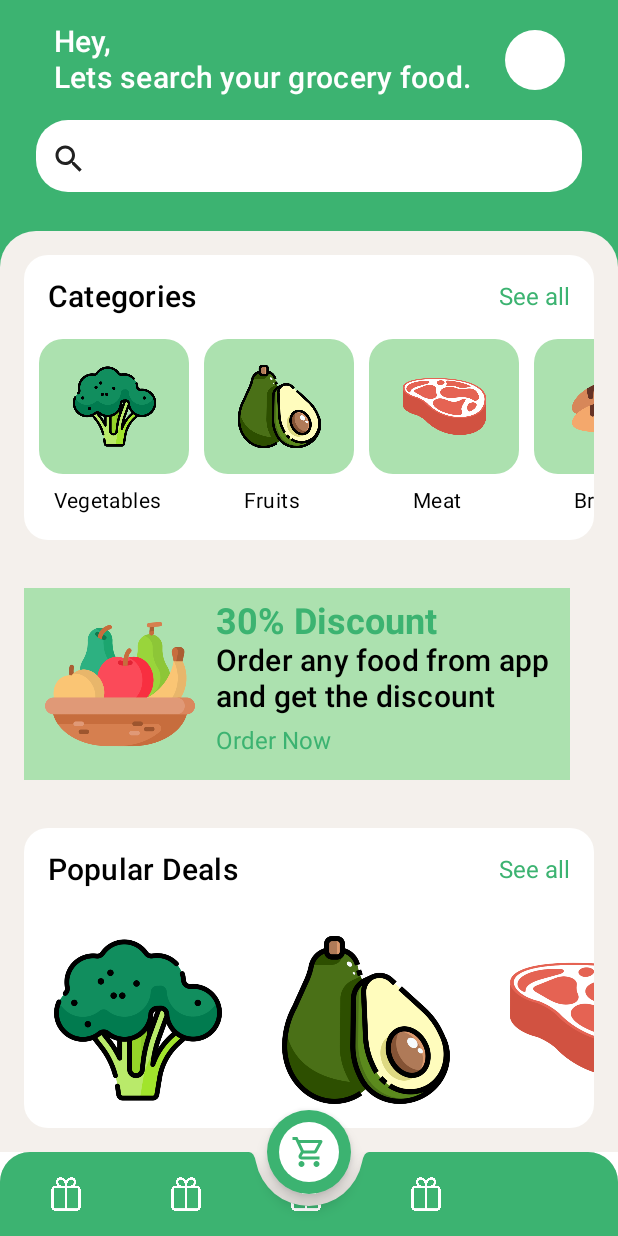
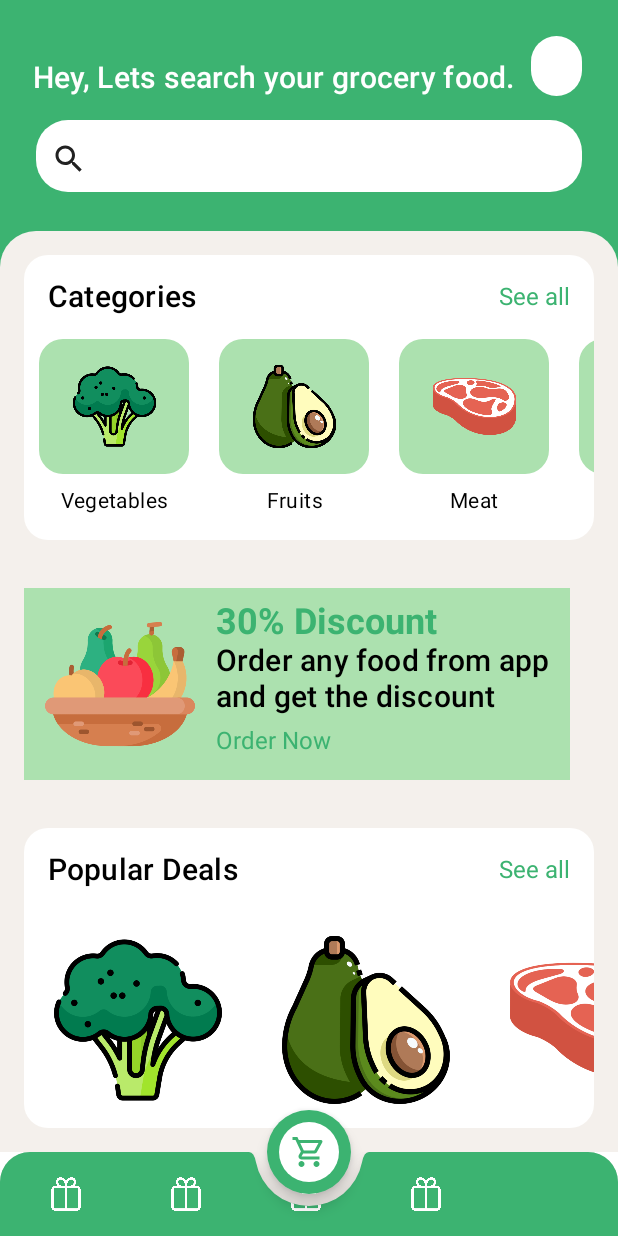
Before and after one commit to EbhomenyeEmmanuel/GroceryShoppingApp, an Android app built with Jetpack Compose: the @Preview function HomePreview, on a phone screen of 412 x 824 dp. Run offline under Robolectric (Android 15) with nearby library versions, the phone set to English and light mode, and no system bars; our stand-ins replace accompanist; libraries missing offline, so code that uses them is left out: com.google.accompanist.navigation.

Commit message:
Fix header contents alignment

```diff
--- a/app/src/main/java/com/noobject01/groceryshoppingapp/ui/screens/HomeScreen.kt
+++ b/app/src/main/java/com/noobject01/groceryshoppingapp/ui/screens/HomeScreen.kt
@@ -69,8 +69,9 @@ fun Home(navController: NavController) {
             Column(
                 modifier = Modifier
                     .background(color = MainGreen)
-                    .wrapContentSize(),
-                horizontalAlignment = Alignment.CenterHorizontally,
+                    .wrapContentSize()
+                    .padding(top = 16.dp),
+                horizontalAlignment = Alignment.Start,
             ) {
                 HeaderSection()
                 SearchSection()
@@ -366,24 +367,26 @@ fun SearchSection() {
 @Composable
 fun HeaderSection() {
     Row(
-        verticalAlignment = Alignment.CenterVertically,
+        verticalAlignment = Alignment.Bottom,
         modifier = Modifier
-            .padding(start = 24.dp, end = 24.dp, top = 16.dp)
-            .wrapContentSize(),
+            .fillMaxWidth()
+            .padding(top = 8.dp, end = 24.dp),
         horizontalArrangement = Arrangement.SpaceBetween
     ) {
 
         Text(
-            text = "Hey,\nLets search your grocery food.",
+            text = "Hey, Lets search your grocery food.",
             style = MaterialTheme.typography.h6,
-            textAlign = TextAlign.Start,
             color = Color.White,
-            modifier = Modifier.wrapContentSize()
+            modifier = Modifier
+                .wrapContentSize()
+                .padding(start = 22.dp)
         )
 
         Box(
-            contentAlignment = Alignment.Center, modifier = Modifier
-                .padding(start = 22.dp)
+            contentAlignment = Alignment.Center,
+            modifier = Modifier
+                .padding(start = 10.dp)
                 .size(40.dp)
                 .clip(CircleShape)
                 .background(Color.White)
@@ -458,7 +461,12 @@ fun CategoriesSection(navController: NavController) {
 
             LazyRow(content = {
                 items(rowList) { item ->
-                    CategoryItem(item)
+                    CategoryItem(
+                        item, Modifier
+                            .padding(start = 10.dp, end = 10.dp)
+                            .height(90.dp)
+                            .width(100.dp)
+                    )
                 }
             })
 
@@ -468,17 +476,14 @@ fun CategoriesSection(navController: NavController) {
 }
 
 @Composable
-fun CategoryItem(item: ShoppingCategory) {
+fun CategoryItem(item: ShoppingCategory, modifier: Modifier) {
     Column(
         verticalArrangement = Arrangement.SpaceBetween,
         horizontalAlignment = Alignment.CenterHorizontally
     ) {
         Box(
             contentAlignment = Alignment.Center,
-            modifier = Modifier
-                .padding(start = 10.dp)
-                .height(90.dp)
-                .width(100.dp)
+            modifier = modifier
                 .clip(
                     RoundedCornerShape(24f)
                 )
```
